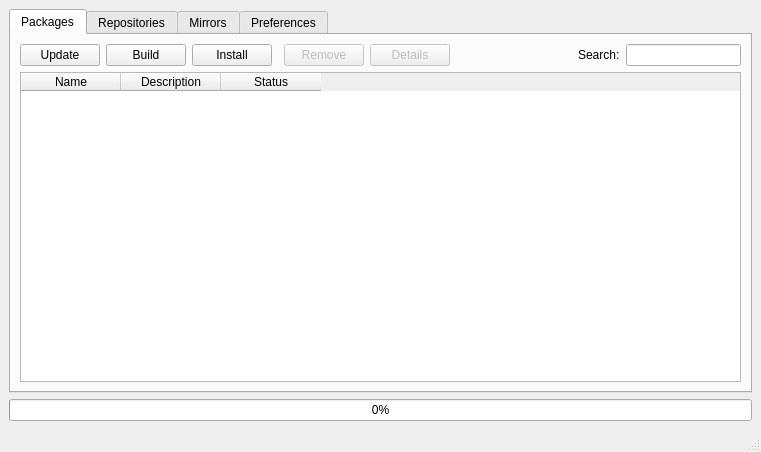
fluxer/bfp, file src/spmd/gui.ui: the form before one commit.
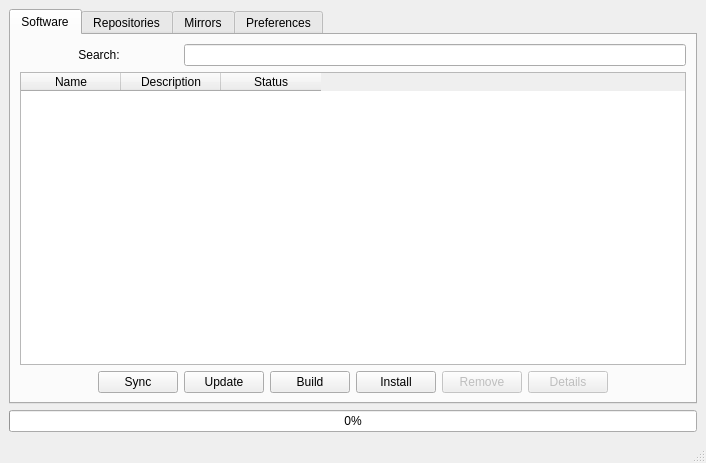
The form after the commit. Icons and pictures are not drawn.

Commit message: mostly GUI and daemon polishements

What changed in the file:
```diff
--- a/src/spmd/gui.ui
+++ b/src/spmd/gui.ui
@@ -6,8 +6,8 @@
    <rect>
     <x>0</x>
     <y>0</y>
-    <width>761</width>
-    <height>452</height>
+    <width>706</width>
+    <height>463</height>
    </rect>
   </property>
   <property name="windowTitle">
@@ -32,36 +32,10 @@
         <iconset theme="package-x-generic"/>
        </attribute>
        <attribute name="title">
-        <string>Packages</string>
+        <string>Software</string>
        </attribute>
        <layout class="QGridLayout" name="gridLayout_2">
-        <item row="0" column="2">
-         <widget class="QPushButton" name="InstallButton">
-          <property name="text">
-           <string>Install</string>
-          </property>
-          <property name="icon">
-           <iconset theme="system-run"/>
-          </property>
-         </widget>
-        </item>
-        <item row="0" column="4">
-         <widget class="QPushButton" name="RemoveButton">
-          <property name="enabled">
-           <bool>false</bool>
-          </property>
-          <property name="text">
-           <string>Remove</string>
-          </property>
-          <property name="icon">
-           <iconset theme="list-remove"/>
-          </property>
-         </widget>
-        </item>
-        <item row="0" column="8">
-         <widget class="QLineEdit" name="SearchEdit"/>
-        </item>
-        <item row="0" column="0">
+        <item row="2" column="2">
          <widget class="QPushButton" name="UpdateButton">
           <property name="text">
            <string>Update</string>
@@ -71,14 +45,17 @@
           </property>
          </widget>
         </item>
-        <item row="0" column="7">
-         <widget class="QLabel" name="label">
+        <item row="2" column="1">
+         <widget class="QPushButton" name="SyncButton">
           <property name="text">
-           <string>Search:</string>
+           <string>Sync</string>
+          </property>
+          <property name="icon">
+           <iconset theme="system-reboot"/>
           </property>
          </widget>
         </item>
-        <item row="0" column="5">
+        <item row="2" column="6">
          <widget class="QPushButton" name="DetailsButton">
           <property name="enabled">
            <bool>false</bool>
@@ -91,7 +68,40 @@
           </property>
          </widget>
         </item>
-        <item row="0" column="6">
+        <item row="2" column="4">
+         <widget class="QPushButton" name="InstallButton">
+          <property name="text">
+           <string>Install</string>
+          </property>
+          <property name="icon">
+           <iconset theme="system-run"/>
+          </property>
+         </widget>
+        </item>
+        <item row="2" column="3">
+         <widget class="QPushButton" name="BuildButton">
+          <property name="text">
+           <string>Build</string>
+          </property>
+          <property name="icon">
+           <iconset theme="applications-development"/>
+          </property>
+         </widget>
+        </item>
+        <item row="2" column="5">
+         <widget class="QPushButton" name="RemoveButton">
+          <property name="enabled">
+           <bool>false</bool>
+          </property>
+          <property name="text">
+           <string>Remove</string>
+          </property>
+          <property name="icon">
+           <iconset theme="list-remove"/>
+          </property>
+         </widget>
+        </item>
+        <item row="2" column="0">
          <spacer name="horizontalSpacer">
           <property name="orientation">
            <enum>Qt::Horizontal</enum>
@@ -104,7 +114,7 @@
           </property>
          </spacer>
         </item>
-        <item row="1" column="0" colspan="9">
+        <item row="1" column="0" colspan="8">
          <widget class="QTableWidget" name="SearchTable">
           <property name="editTriggers">
            <set>QAbstractItemView::NoEditTriggers</set>
@@ -135,13 +145,42 @@
           </column>
          </widget>
         </item>
-        <item row="0" column="1">
-         <widget class="QPushButton" name="BuildButton">
+        <item row="2" column="7">
+         <spacer name="horizontalSpacer_3">
+          <property name="orientation">
+           <enum>Qt::Horizontal</enum>
+          </property>
+          <property name="sizeHint" stdset="0">
+           <size>
+            <width>40</width>
+            <height>20</height>
+           </size>
+          </property>
+         </spacer>
+        </item>
+        <item row="0" column="0" colspan="2">
+         <widget class="QLabel" name="label">
+          <property name="sizePolicy">
+           <sizepolicy hsizetype="MinimumExpanding" vsizetype="Preferred">
+            <horstretch>0</horstretch>
+            <verstretch>0</verstretch>
+           </sizepolicy>
+          </property>
           <property name="text">
-           <string>Build</string>
+           <string>Search:</string>
           </property>
-          <property name="icon">
-           <iconset theme="applications-development"/>
+          <property name="alignment">
+           <set>Qt::AlignCenter</set>
+          </property>
+         </widget>
+        </item>
+        <item row="0" column="2" colspan="6">
+         <widget class="QLineEdit" name="SearchEdit">
+          <property name="sizePolicy">
+           <sizepolicy hsizetype="Expanding" vsizetype="Fixed">
+            <horstretch>0</horstretch>
+            <verstretch>0</verstretch>
+           </sizepolicy>
           </property>
          </widget>
         </item>
```
Left out of the diff: 356 changed lines with no effect on the pictures. The commit also changes 7 other files.
